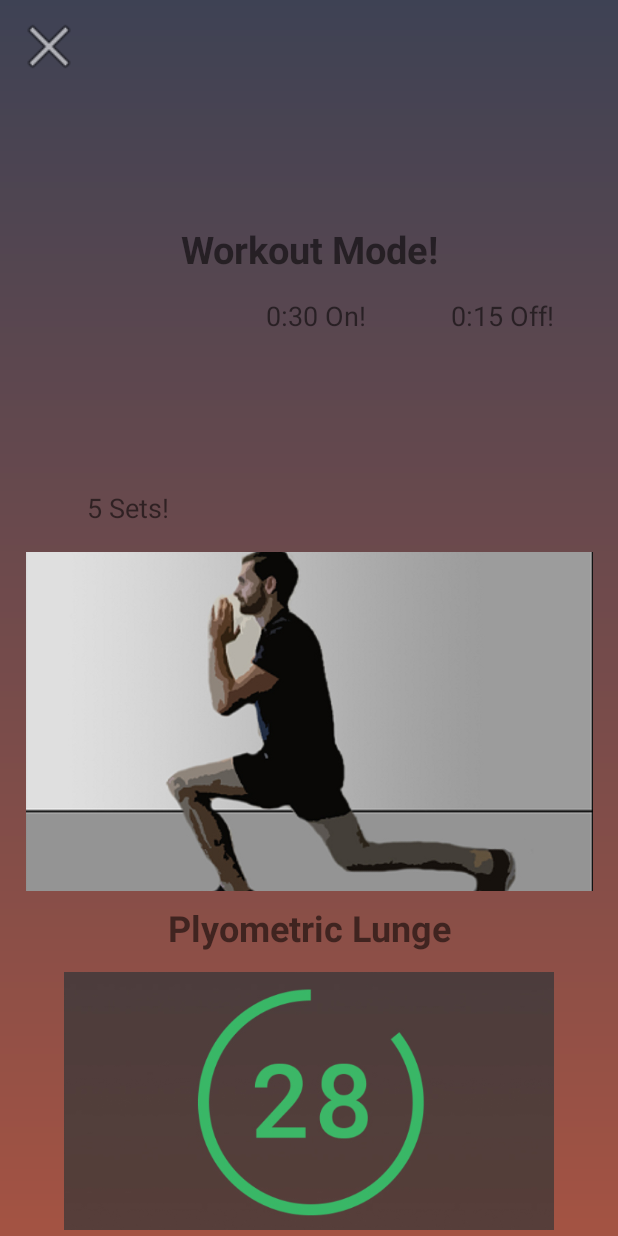
After one commit to Zimm01/Mash, an Android app: the layout exercise_mode.xml on its own in the app's theme, with its tools: preview values and no code run, on a phone screen of 412 x 824 dp. The commit adds this screen. Run offline under Robolectric (Android 15) with nearby library versions, the phone set to English and light mode, and no system bars.

Commit message:
Added Exercise mode draft layout

```diff
--- a/app/build.gradle
+++ b/app/build.gradle
@@ -1,7 +1,7 @@
 apply plugin: 'com.android.application'
 
 android {
-    compileSdkVersion 26
+    compileSdkVersion 27
     defaultConfig {
         applicationId "au.com.mashfitness.mash"
         minSdkVersion 23
@@ -16,10 +16,11 @@ android {
             proguardFiles getDefaultProguardFile('proguard-android.txt'), 'proguard-rules.pro'
         }
     }
+    buildToolsVersion '27.0.3'
 }
 
 dependencies {
-    implementation fileTree(dir: 'libs', include: ['*.jar'])
+    implementation fileTree(include: ['*.jar'], dir: 'libs')
     implementation 'com.android.support:appcompat-v7:26.1.0'
     implementation 'com.android.support:design:26.1.0'
     implementation 'com.android.support.constraint:constraint-layout:1.0.2'
--- a/app/src/main/AndroidManifest.xml
+++ b/app/src/main/AndroidManifest.xml
@@ -19,6 +19,7 @@
                 <category android:name="android.intent.category.LAUNCHER" />
             </intent-filter>
         </activity>
+        <activity android:name=".ExerciseMode"></activity>
     </application>
 
 </manifest>
--- /dev/null
+++ b/app/src/main/res/layout/exercise_mode.xml
@@ -0,0 +1,129 @@
+<?xml version="1.0" encoding="utf-8"?>
+<android.support.constraint.ConstraintLayout xmlns:android="http://schemas.android.com/apk/res/android"
+    xmlns:app="http://schemas.android.com/apk/res-auto"
+    xmlns:tools="http://schemas.android.com/tools"
+    android:id="@+id/linearLayout"
+    android:layout_width="match_parent"
+    android:layout_height="match_parent"
+    android:background="@drawable/std_background_gradient">
+
+    <ImageView
+        android:id="@+id/imageView1ID"
+        android:layout_width="49dp"
+        android:layout_height="46dp"
+        android:layout_marginStart="8dp"
+        android:layout_marginTop="8dp"
+        android:contentDescription="@string/closescreen"
+        app:layout_constraintStart_toStartOf="parent"
+        app:layout_constraintTop_toTopOf="parent"
+        app:srcCompat="@android:drawable/ic_menu_close_clear_cancel" />
+
+
+    <TextView
+        android:id="@+id/textViewID"
+        android:layout_width="280dp"
+        android:layout_height="37dp"
+        android:layout_marginEnd="8dp"
+        android:layout_marginStart="8dp"
+        android:layout_marginTop="8dp"
+        android:text="@string/workout_mode"
+        android:textAlignment="center"
+        android:textSize="25sp"
+        android:textStyle="bold"
+        app:layout_constraintBottom_toTopOf="@+id/infoTextviewID"
+        app:layout_constraintEnd_toEndOf="parent"
+        app:layout_constraintStart_toEndOf="@+id/imageView1ID"
+        app:layout_constraintStart_toStartOf="parent"
+        app:layout_constraintTop_toTopOf="parent" />
+
+    <TextView
+        android:id="@+id/infoTextviewID"
+        android:layout_width="82dp"
+        android:layout_height="34dp"
+        android:layout_marginBottom="464dp"
+        android:layout_marginStart="16dp"
+        android:text="@string/SetNumber"
+        android:textAlignment="center"
+        android:textSize="18sp"
+        app:layout_constraintBottom_toBottomOf="parent"
+        app:layout_constraintEnd_toStartOf="@+id/textView"
+        app:layout_constraintHorizontal_bias="0.5"
+        app:layout_constraintStart_toStartOf="parent"
+        tools:text="5 Sets!" />
+
+    <ImageView
+        android:id="@+id/imageView"
+        android:layout_width="378dp"
+        android:layout_height="226dp"
+        android:layout_marginEnd="8dp"
+        android:layout_marginStart="8dp"
+        android:layout_marginTop="8dp"
+        android:contentDescription="PlaceholderImage"
+        android:scaleType="centerCrop"
+        app:layout_constraintEnd_toEndOf="parent"
+        app:layout_constraintStart_toStartOf="parent"
+        app:layout_constraintTop_toBottomOf="@+id/infoTextviewID"
+        app:srcCompat="@drawable/lunge_hdpi" />
+
+    <TextView
+        android:id="@+id/textView"
+        android:layout_width="93dp"
+        android:layout_height="34dp"
+        android:layout_marginEnd="8dp"
+        android:layout_marginStart="8dp"
+        android:text="@string/TimeOnDuration"
+        android:textAlignment="center"
+        android:textSize="18sp"
+        app:layout_constraintEnd_toStartOf="@+id/textView4"
+        app:layout_constraintHorizontal_bias="0.5"
+        app:layout_constraintStart_toEndOf="@+id/infoTextviewID"
+        app:layout_constraintTop_toTopOf="@+id/textView4"
+        tools:text="0:30 On!" />
+
+    <TextView
+        android:id="@+id/textView4"
+        android:layout_width="81dp"
+        android:layout_height="35dp"
+        android:layout_marginEnd="8dp"
+        android:layout_marginTop="12dp"
+        android:text="@string/TimeOffDuration"
+        android:textAlignment="center"
+        android:textSize="18sp"
+        app:layout_constraintEnd_toEndOf="parent"
+        app:layout_constraintHorizontal_bias="0.5"
+        app:layout_constraintStart_toEndOf="@+id/textView"
+        app:layout_constraintTop_toBottomOf="@+id/textViewID"
+        tools:text="0:15 Off!" />
+
+    <TextView
+        android:id="@+id/textView5"
+        android:layout_width="351dp"
+        android:layout_height="41dp"
+        android:layout_marginEnd="8dp"
+        android:layout_marginStart="8dp"
+        android:layout_marginTop="8dp"
+        android:text="@string/ExerciseName"
+        android:textAlignment="center"
+        android:textSize="24sp"
+        android:textStyle="bold"
+        app:layout_constraintEnd_toEndOf="parent"
+        app:layout_constraintStart_toStartOf="parent"
+        app:layout_constraintTop_toBottomOf="@+id/imageView"
+        tools:text="Plyometric Lunge" />
+
+    <ImageView
+        android:id="@+id/imageView2"
+        android:layout_width="329dp"
+        android:layout_height="172dp"
+        android:layout_marginBottom="8dp"
+        android:layout_marginEnd="8dp"
+        android:layout_marginStart="8dp"
+        android:layout_marginTop="8dp"
+        android:contentDescription="Placeholder for timer"
+        app:layout_constraintBottom_toBottomOf="parent"
+        app:layout_constraintEnd_toEndOf="parent"
+        app:layout_constraintStart_toStartOf="parent"
+        app:layout_constraintTop_toBottomOf="@+id/textView5"
+        app:srcCompat="@drawable/timer_hdpi" />
+
+</android.support.constraint.ConstraintLayout>
--- a/app/src/main/res/values/strings.xml
+++ b/app/src/main/res/values/strings.xml
@@ -19,5 +19,12 @@
 
     <string name="workout_button_quick">Quick Mash</string>
     <string name="workout_button_custom">Custom Workout</string>
+    <string name="BackgroundImage">backgroundImage</string>
+    <string name="workout_mode">Workout Mode!</string>
+    <string name="SetNumber" />
+    <string name="TimeOnDuration" />
+    <string name="TimeOffDuration" />
+    <string name="ExerciseName" />
+    <string name="closescreen">CloseScreen</string>
 
 </resources>
```
Also changed, not shown: app/src/main/res/drawable-hdpi/lunge_hdpi.png (added), app/src/main/res/drawable-hdpi/timer_hdpi.png (added).
